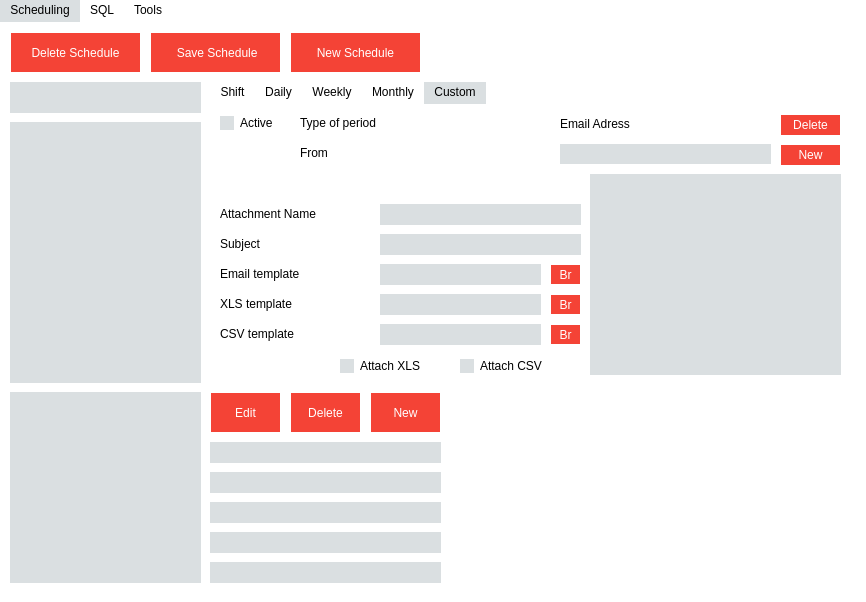
This is reporter.ui in Davebudil/reporter as Qt 5 draws it before an edit. The edited form follows.
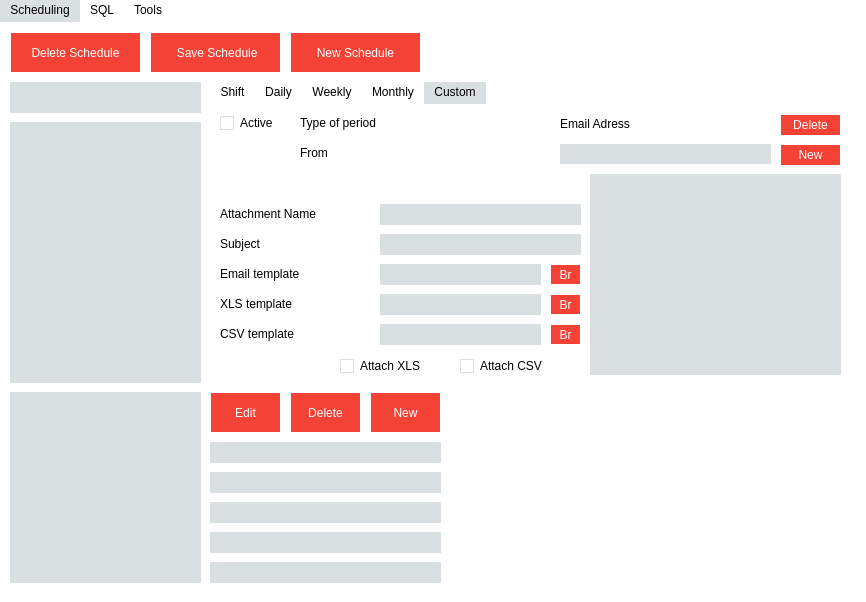
This is the edited form. The open tabs and pages were chosen to show the change. Icons and pictures are not drawn.

```diff
--- a/reporter.ui
+++ b/reporter.ui
@@ -636,6 +636,9 @@
       </widget>
      </widget>
      <widget class="QTabWidget" name="tabWidget_2">
+      <property name="enabled">
+       <bool>true</bool>
+      </property>
       <property name="geometry">
        <rect>
         <x>210</x>
@@ -2319,6 +2322,9 @@
        </widget>
       </widget>
       <widget class="QWidget" name="Custom">
+       <property name="enabled">
+        <bool>false</bool>
+       </property>
        <attribute name="title">
         <string>Custom</string>
        </attribute>
```
Left out of the diff: 2 changed lines with no effect on the pictures.
